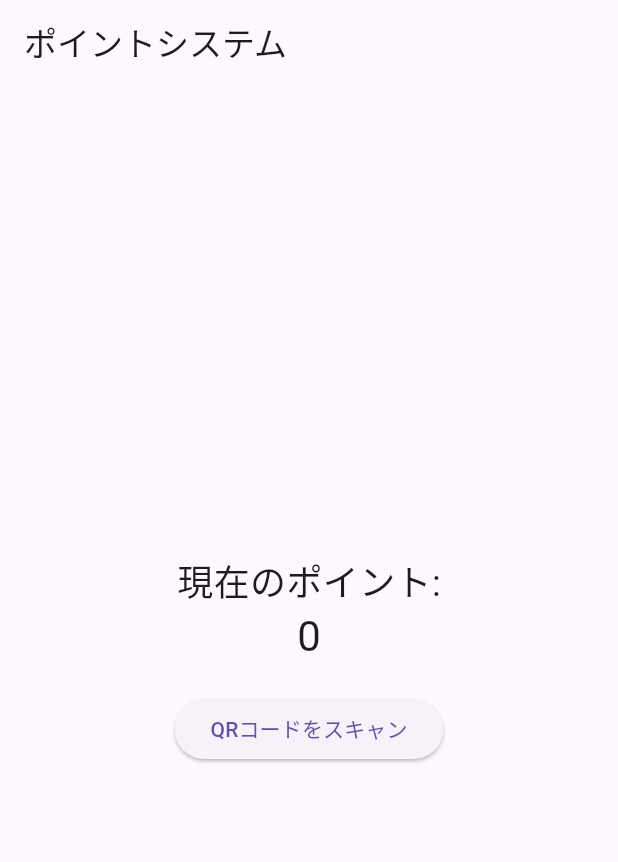
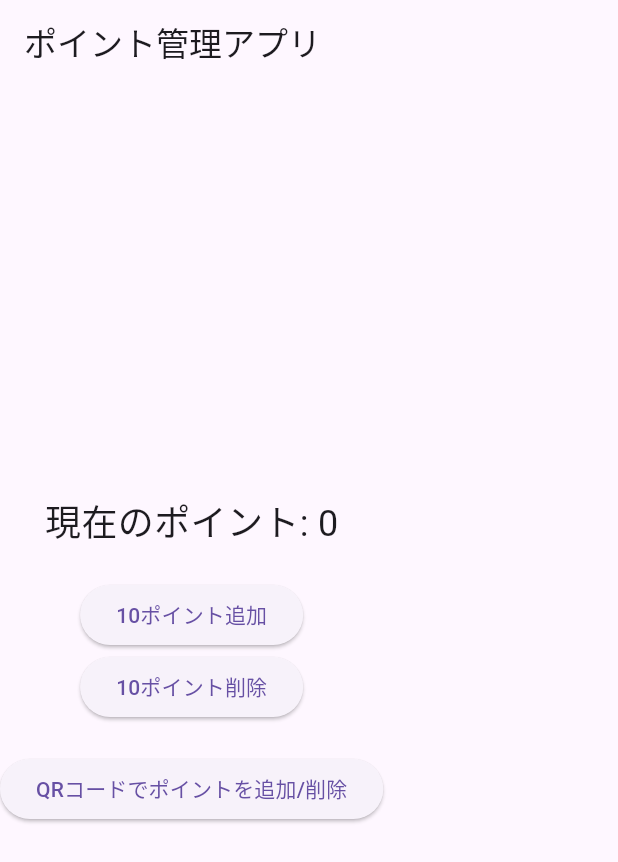
Before and after one commit to masaPokemon/masa, a Flutter app: the screen it shows after launch, on a phone screen of 412 x 824 dp. Shown: the top 862 px of the screen. Run offline on Flutter 3.47's test engine with Material 3 defaults, Android fonts, the phone set to English and light mode, and no system bars; our stand-ins replace shared_preferences; missing offline and left inert: mobile_scanner.

Commit message:
Update main.dart

```diff
--- a/lib/main.dart
+++ b/lib/main.dart
@@ -10,22 +10,23 @@ class MyApp extends StatelessWidget {
   @override
   Widget build(BuildContext context) {
     return MaterialApp(
-      title: 'ポイントシステム',
+      title: 'ポイント管理アプリ',
       theme: ThemeData(
         primarySwatch: Colors.blue,
       ),
-      home: PointScreen(),
+      home: PointManager(),
     );
   }
 }
 
-class PointScreen extends StatefulWidget {
+class PointManager extends StatefulWidget {
   @override
-  _PointScreenState createState() => _PointScreenState();
+  _PointManagerState createState() => _PointManagerState();
 }
 
-class _PointScreenState extends State<PointScreen> {
+class _PointManagerState extends State<PointManager> {
   int _points = 0;
+  final _prefsKey = 'points';
 
   @override
   void initState() {
@@ -35,48 +36,43 @@ class _PointScreenState extends State<PointScreen> {
 
   // ポイントをロードする
   Future<void> _loadPoints() async {
-    final prefs = await SharedPreferences.getInstance();
+    SharedPreferences prefs = await SharedPreferences.getInstance();
     setState(() {
-      _points = prefs.getInt('points') ?? 0;
+      _points = prefs.getInt(_prefsKey) ?? 0;
     });
   }
 
   // ポイントを保存する
   Future<void> _savePoints() async {
-    final prefs = await SharedPreferences.getInstance();
-    await prefs.setInt('points', _points);
+    SharedPreferences prefs = await SharedPreferences.getInstance();
+    await prefs.setInt(_prefsKey, _points);
   }
 
-  // ポイントを追加
-  void _addPoints(int points) {
+  // ポイントを追加する
+  void _addPoints(int value) {
     setState(() {
-      _points += points;
+      _points += value;
+    });
     _savePoints();
-    });
   }
 
-  // ポイントを削除
-  void _subtractPoints(int points) {
+  // ポイントを削除する
+  void _removePoints(int value) {
     setState(() {
-      _points = (_points - points >= 0) ? _points - points : 0;
+      _points = (_points - value < 0) ? 0 : _points - value;
+    });
     _savePoints();
-    });
   }
 
-  // QRコードスキャン結果でポイントを追加/削除
+  // QRコードスキャン時の処理
   void _onQRCodeScanned(String code) {
-    try {
-      int scannedPoints = int.parse(code);
-      if (scannedPoints > 0) {
-        _addPoints(scannedPoints);
-      } else if (scannedPoints < 0) {
-        _subtractPoints(scannedPoints.abs());
+    int value = int.tryParse(code) ?? 0;
+    if (value != 0) {
+      if (value > 0) {
+        _addPoints(value);
+      } else {
+        _removePoints(-value);
       }
-    } catch (e) {
-      // QRコードの内容が数字でない場合のエラーハンドリング
-      ScaffoldMessenger.of(context).showSnackBar(
-        SnackBar(content: Text('QRコードが無効です')),
-      );
     }
   }
 
@@ -84,54 +80,59 @@ class _PointScreenState extends State<PointScreen> {
   Widget build(BuildContext context) {
     return Scaffold(
       appBar: AppBar(
-        title: Text('ポイントシステム'),
+        title: Text('ポイント管理アプリ'),
       ),
-      body: Center(
-        child: Column(
+      body: Column(
         mainAxisAlignment: MainAxisAlignment.center,
-          children: <Widget>[
+        children: [
           Text(
-              '現在のポイント:',
+            '現在のポイント: $_points',
             style: TextStyle(fontSize: 24),
           ),
-            Text(
-              '$_points',
-              style: Theme.of(context).textTheme.headline4,
+          SizedBox(height: 20),
+          ElevatedButton(
+            onPressed: () => _addPoints(10),
+            child: Text('10ポイント追加'),
+          ),
+          ElevatedButton(
+            onPressed: () => _removePoints(10),
+            child: Text('10ポイント削除'),
           ),
           SizedBox(height: 20),
           ElevatedButton(
             onPressed: () {
               Navigator.push(
                 context,
-                  MaterialPageRoute(builder: (context) => QRCodeScanner(onScan: _onQRCodeScanned)),
+                MaterialPageRoute(
+                  builder: (context) => QRCodeScanner(onScanned: _onQRCodeScanned),
+                ),
               );
             },
-              child: Text('QRコードをスキャン'),
+            child: Text('QRコードでポイントを追加/削除'),
           ),
         ],
-        ),
       ),
     );
   }
 }
 
 class QRCodeScanner extends StatelessWidget {
-  final Function(String) onScan;
+  final Function(String) onScanned;
 
-  QRCodeScanner({required this.onScan});
+  QRCodeScanner({required this.onScanned});
 
   @override
   Widget build(BuildContext context) {
     return Scaffold(
       appBar: AppBar(
-        title: Text('QRコードスキャナ'),
+        title: Text('QRコードスキャン'),
       ),
       body: MobileScanner(
-        onDetect: (barcode, args) {
+        onDetect: (scandata) {
           if (barcode.rawValue != null) {
-            final String code = barcode.rawValue!;
-            onScan(code);
-            Navigator.pop(context);
+            final String code = scandata.rawValue!;
+            onScanned(code);
+            Navigator.pop(context); // スキャン後に前の画面に戻る
           }
         },
       ),
```
Lines whose indentation alone changed are shown as unchanged.
